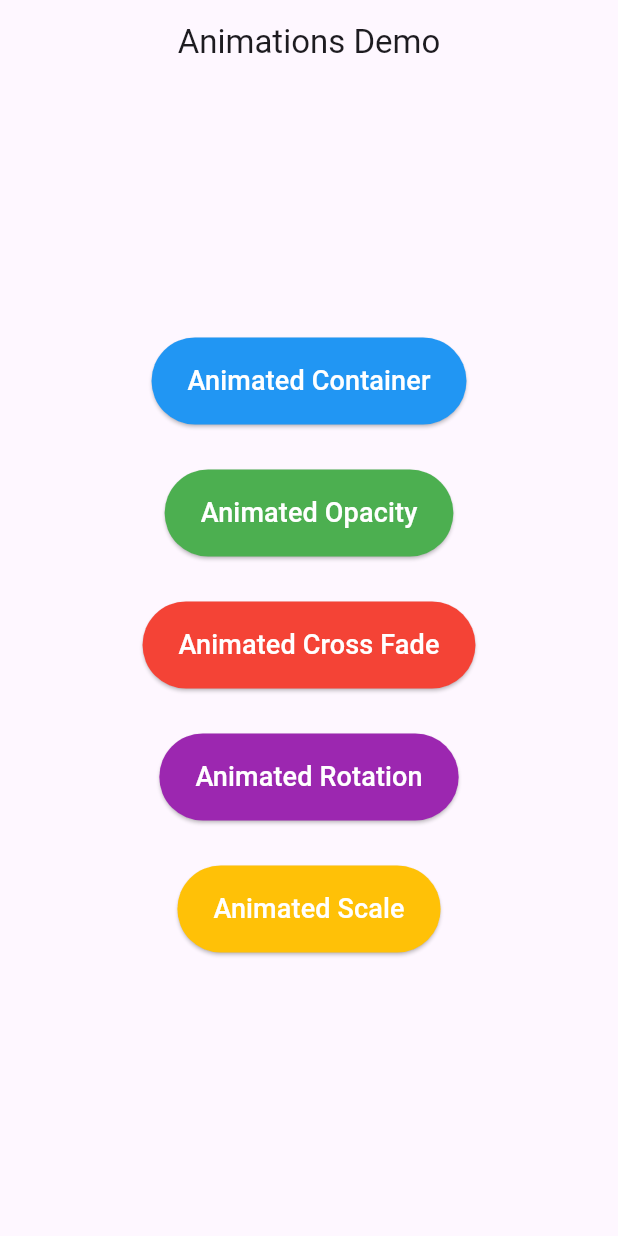
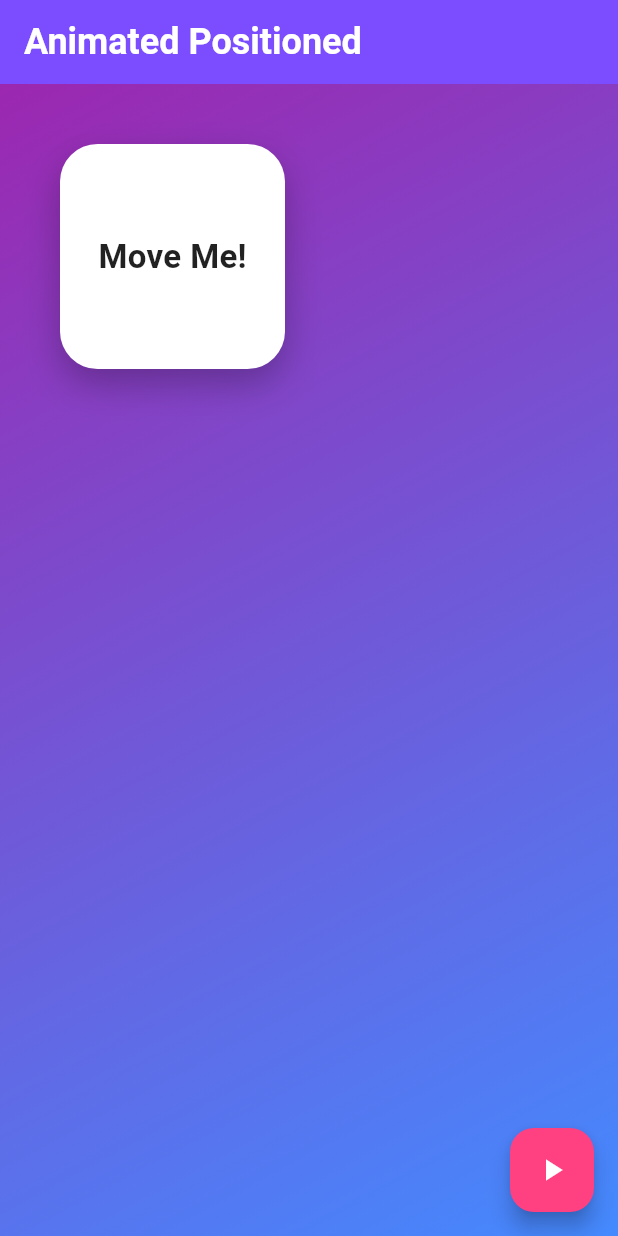
Before and after one commit to SyedSamad7/animated_app, a Flutter app: the screen it shows after launch, on a phone screen of 412 x 824 dp. Run offline on Flutter 3.47's test engine with Material 3 defaults, Android fonts, the light colour scheme and no system bars.

Commit message:
worked on animted Position

```diff
--- /dev/null
+++ b/lib/animations/basic_animations/animated_position.dart
@@ -0,0 +1,88 @@
+import 'package:flutter/material.dart';
+
+class AnimatedPositioned1 extends StatefulWidget {
+  const AnimatedPositioned1({super.key});
+
+  @override
+  AnimatedPositioned1State createState() => AnimatedPositioned1State();
+}
+
+class AnimatedPositioned1State extends State<AnimatedPositioned1> {
+  bool _isMoved = false;
+
+  void _animatePosition() {
+    setState(() {
+      _isMoved = !_isMoved;
+    });
+  }
+
+  @override
+  Widget build(BuildContext context) {
+    return Scaffold(
+      appBar: AppBar(
+        title: const Text(
+          'Animated Positioned',
+          style: TextStyle(
+              fontSize: 24, fontWeight: FontWeight.bold, color: Colors.white),
+        ),
+        backgroundColor: Colors.deepPurpleAccent,
+        elevation: 0,
+      ),
+      body: Stack(
+        children: [
+          Container(
+            decoration: const BoxDecoration(
+              gradient: LinearGradient(
+                colors: [Colors.purple, Colors.blueAccent],
+                begin: Alignment.topLeft,
+                end: Alignment.bottomRight,
+              ),
+            ),
+          ),
+          Center(
+            child: Stack(
+              children: [
+                AnimatedPositioned(
+                  duration: const Duration(seconds: 1),
+                  curve: Curves.easeInOut,
+                  top: _isMoved ? 400 : 40,
+                  left: _isMoved ? 200 : 40,
+                  child: Container(
+                    width: 150,
+                    height: 150,
+                    decoration: BoxDecoration(
+                      color: Colors.white,
+                      borderRadius: BorderRadius.circular(25),
+                      boxShadow: const [
+                        BoxShadow(
+                          color: Colors.black26,
+                          blurRadius: 20,
+                          offset: Offset(0, 10),
+                        ),
+                      ],
+                    ),
+                    child: const Center(
+                      child: Text(
+                        "Move Me!",
+                        style: TextStyle(
+                          fontSize: 22,
+                          fontWeight: FontWeight.bold,
+                          color: Colors.black87,
+                        ),
+                      ),
+                    ),
+                  ),
+                ),
+              ],
+            ),
+          ),
+        ],
+      ),
+      floatingActionButton: FloatingActionButton(
+        onPressed: _animatePosition,
+        backgroundColor: Colors.pinkAccent,
+        child: const Icon(Icons.play_arrow),
+      ),
+    );
+  }
+}
--- a/lib/main.dart
+++ b/lib/main.dart
@@ -1,5 +1,7 @@
 import 'package:animations_app/screens/home_screen.dart';
 import 'package:flutter/material.dart';
+
+import 'animations/basic_animations/animated_position.dart';
 
 void main() {
   runApp(const MyApp());
@@ -13,10 +15,15 @@ class MyApp extends StatelessWidget {
       debugShowCheckedModeBanner: false,
       title: 'Flutter Demo',
       theme: ThemeData(
-        colorScheme: ColorScheme.fromSeed(seedColor: Colors.deepPurple),
-        useMaterial3: true,
+        // colorScheme: ColorScheme.fromSeed(seedColor: Colors.deepPurple),
+        // useMaterial3: true,
+        colorScheme: ColorScheme.fromSwatch().copyWith(
+          brightness: Brightness.dark, // Ensure brightness is consistent
+          primary: Colors.blue,
+          secondary: Colors.pinkAccent,
+        ),
       ),
-      home: const HomeScreen(),
+      home: const AnimatedPositioned1(),
     );
   }
 }
```
Also changed, not shown: lib/for next/next_animated_position.dart (added).
